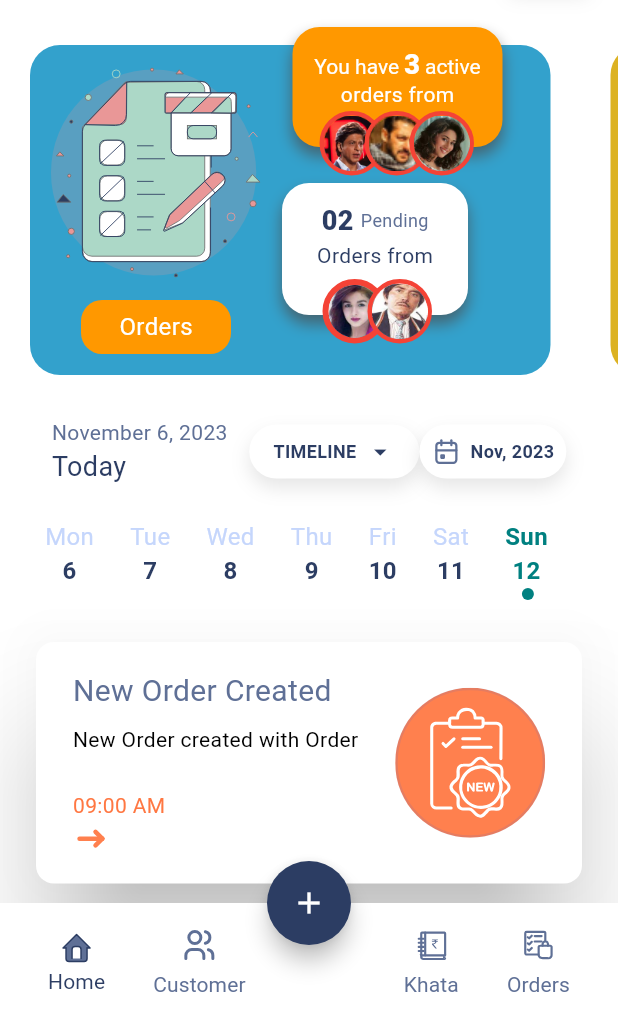
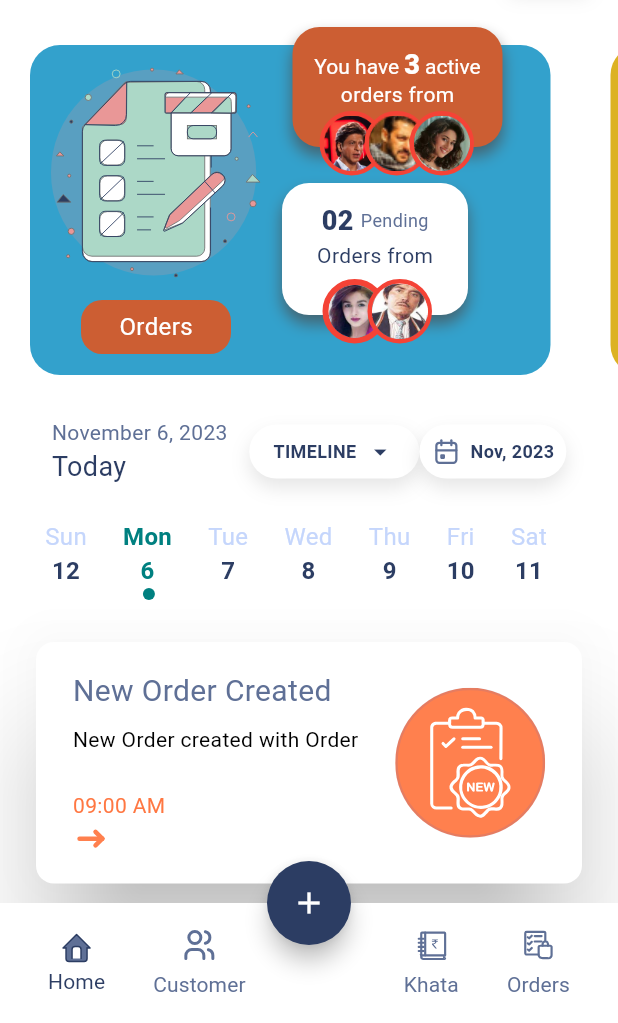
Before and after one commit to CodeCrypt05/Mypcot, a Flutter app: the screen it shows after launch, on a phone screen of 412 x 824 dp, the part 213-1236 px from its top. Run offline on Flutter 3.47's test engine with Material 2 defaults, Android fonts, the phone set to English and light mode, and no system bars; our stand-ins replace device_preview, flutter_svg, google_fonts, hexcolor, table_calendar.

Commit message:
final changes are done

```diff
--- a/lib/main.dart
+++ b/lib/main.dart
@@ -27,8 +27,7 @@ void main() {
     ),
   );
   SystemChrome.setSystemUIOverlayStyle(const SystemUiOverlayStyle(
-    statusBarColor:
-        Color.fromARGB(255, 255, 255, 255), // Change this to your desired color
+    statusBarColor: Color.fromARGB(255, 255, 255, 255),
   ));
 }
 
@@ -43,12 +42,12 @@ class MyApp extends StatelessWidget {
       title: 'Flutter Demo',
       theme: ThemeData(
         colorScheme: ColorScheme.light(
-            primary: Color.fromARGB(236, 255, 255, 255),
+            primary: const Color.fromARGB(236, 255, 255, 255),
             secondary: AppColors.blueLight,
-            background: Color.fromARGB(250, 255, 255, 255)),
+            background: const Color.fromARGB(250, 255, 255, 255)),
         useMaterial3: true,
       ),
-      home: HomeScreen(),
+      home: const HomeScreen(),
     );
   }
 }
--- a/lib/provider/change_tab.dart
+++ b/lib/provider/change_tab.dart
@@ -1,5 +1,4 @@
 import 'package:flutter/material.dart';
-import 'package:provider/provider.dart';
 
 class ChnageTab extends ChangeNotifier {
   int _index = 0;
--- a/lib/screens/home_screen.dart
+++ b/lib/screens/home_screen.dart
@@ -20,7 +20,7 @@ class HomeScreen extends StatefulWidget {
 }
 
 class _HomeScreenState extends State<HomeScreen> {
-  List<Widget> cardWidgets = [Card1(), Card2(), Card3()];
+  List<Widget> cardWidgets = [const Card1(), const Card2(), const Card3()];
 
   @override
   Widget build(BuildContext context) {
@@ -382,7 +382,7 @@ class _HomeScreenState extends State<HomeScreen> {
                     ],
                   ),
                 ),
-                SizedBox(height: 8),
+                const SizedBox(height: 8),
                 Container(
                   padding: const EdgeInsets.only(
                       left: 8, right: 8, top: 8, bottom: 8),
--- a/lib/utils/colors.dart
+++ b/lib/utils/colors.dart
@@ -7,7 +7,7 @@ class AppColors {
   static Color greenAccent = HexColor('#31CE95');
   static Color green = HexColor('#0F8181');
   static Color blueDeep = HexColor('#2C3D63');
-  static Color orange = HexColor("#343434");
+  static Color orange = HexColor("#CC5E33");
   static Color blue = HexColor('#234DDC');
   static Color blueLight = HexColor('#5F7096');
   static Color pink = HexColor('#CE316A');
--- a/lib/widgets/calendar.dart
+++ b/lib/widgets/calendar.dart
@@ -13,8 +13,13 @@ class Calendar extends StatefulWidget {
 
 class _CalendarState extends State<Calendar> {
   CalendarFormat week = CalendarFormat.week;
+
+  final DateTime dateTime = DateTime.now();
+  final DateFormat formatter = DateFormat('d');
+  late String formatted = formatter.format(dateTime);
+  late int currentDyIndex = int.parse(formatted);
+
   final int daysToShow = 7;
-  final int currentDayIndex = 3;
 
   String _getDayText(int dayIndex) {
     final currentDate = DateTime.now();
@@ -30,26 +35,26 @@ class _CalendarState extends State<Calendar> {
 
   @override
   Widget build(BuildContext context) {
+    final currentDate = DateTime.now();
     return ListView.builder(
       itemCount: daysToShow,
       scrollDirection: Axis.horizontal,
       itemBuilder: (BuildContext context, int index) {
-        final dayIndex = (currentDayIndex - (daysToShow ~/ 2) + index) % 7;
-        final isToday = dayIndex == 6;
+        final dayIndex = (currentDate.day + index) % 7;
+        final isToday = dayIndex == 0;
 
         final dayText = _getDayText(dayIndex);
         final day = dayText.split('\n')[0];
         final date = dayText.split('\n')[1];
 
-        return Expanded(
-          child: Container(
+        return Container(
           margin: const EdgeInsets.only(left: 10, right: 10),
           child: Column(
             mainAxisAlignment: MainAxisAlignment.start,
             children: <Widget>[
               Container(
                 alignment: Alignment.center,
-                  padding: EdgeInsets.only(left: 4),
+                padding: const EdgeInsets.only(left: 4),
                 child: Column(
                   children: [
                     Text(
@@ -87,7 +92,7 @@ class _CalendarState extends State<Calendar> {
                 Container(
                   width: 8.0,
                   height: 8.0,
-                    margin: EdgeInsets.only(left: 6),
+                  margin: const EdgeInsets.only(left: 6),
                   decoration: BoxDecoration(
                     shape: BoxShape.circle,
                     color: HexColor('#008080'),
@@ -95,7 +100,6 @@ class _CalendarState extends State<Calendar> {
                 ),
             ],
           ),
-          ),
         );
       },
     );
--- a/lib/widgets/display_cards/card1.dart
+++ b/lib/widgets/display_cards/card1.dart
@@ -1,6 +1,7 @@
 import 'package:flutter/material.dart';
 import 'package:flutter_svg/svg.dart';
 import 'package:google_fonts/google_fonts.dart';
+import 'package:hexcolor/hexcolor.dart';
 import 'package:mypcot_app/utils/colors.dart';
 import 'package:mypcot_app/utils/constants.dart';
 
@@ -9,9 +10,7 @@ class Card1 extends StatelessWidget {
 
   @override
   Widget build(BuildContext context) {
-    return Container(
-      // color: Colors.pinkAccent,
-      child: Stack(
+    return Stack(
       alignment: Alignment.topRight,
       children: [
         Container(
@@ -23,9 +22,7 @@ class Card1 extends StatelessWidget {
           child: Row(
             mainAxisAlignment: MainAxisAlignment.spaceBetween,
             children: [
-                Container(
-                  // color: Colors.green,
-                  child: Column(
+              Column(
                 children: [
                   Expanded(
                     child: Container(
@@ -47,7 +44,7 @@ class Card1 extends StatelessWidget {
                       margin: const EdgeInsets.only(bottom: 14),
                       alignment: Alignment.center,
                       decoration: BoxDecoration(
-                            color: Colors.orange,
+                        color: HexColor('#CC5E33'),
                         borderRadius: BorderRadius.circular(14),
                         shape: BoxShape.rectangle,
                       ),
@@ -63,7 +60,6 @@ class Card1 extends StatelessWidget {
                     ),
                   ),
                 ],
-                  ),
               ),
               // Card tag 2
               Container(
@@ -100,8 +96,7 @@ class Card1 extends StatelessWidget {
                                 ),
                                 child: Column(
                                   mainAxisAlignment: MainAxisAlignment.start,
-                                    crossAxisAlignment:
-                                        CrossAxisAlignment.center,
+                                  crossAxisAlignment: CrossAxisAlignment.center,
                                   children: [
                                     Row(
                                       mainAxisAlignment:
@@ -148,7 +143,7 @@ class Card1 extends StatelessWidget {
                     ),
                     Container(
                       // color: const Color.fromARGB(115, 0, 0, 0),
-                        padding: EdgeInsets.only(bottom: 20),
+                      padding: const EdgeInsets.only(bottom: 20),
                       margin: const EdgeInsets.only(right: 74),
                       alignment: Alignment.topLeft,
                       child: Column(
@@ -222,7 +217,7 @@ class Card1 extends StatelessWidget {
                     height: 80,
                     alignment: Alignment.center,
                     decoration: BoxDecoration(
-                        color: Colors.orange,
+                      color: HexColor('#CC5E33'),
                       borderRadius: BorderRadius.circular(18),
                       shape: BoxShape.rectangle,
                       boxShadow: const [
@@ -368,7 +363,6 @@ class Card1 extends StatelessWidget {
           ],
         )
       ],
-      ),
     );
   }
 }
--- a/lib/widgets/display_cards/card2.dart
+++ b/lib/widgets/display_cards/card2.dart
@@ -9,9 +9,7 @@ class Card2 extends StatelessWidget {
 
   @override
   Widget build(BuildContext context) {
-    return Container(
-      // color: Colors.pinkAccent,
-      child: Stack(
+    return Stack(
       alignment: Alignment.topRight,
       children: [
         Container(
@@ -23,9 +21,7 @@ class Card2 extends StatelessWidget {
           child: Row(
             mainAxisAlignment: MainAxisAlignment.spaceAround,
             children: [
-                Container(
-                  // color: Colors.green,
-                  child: Column(
+              Column(
                 children: [
                   Expanded(
                     child: Container(
@@ -65,7 +61,6 @@ class Card2 extends StatelessWidget {
                   ),
                 ],
               ),
-                ),
               // Card tag 2
               Container(
                 // color: Colors.pinkAccent,
@@ -103,8 +98,7 @@ class Card2 extends StatelessWidget {
                                 ),
                                 child: Column(
                                   mainAxisAlignment: MainAxisAlignment.start,
-                                    crossAxisAlignment:
-                                        CrossAxisAlignment.start,
+                                  crossAxisAlignment: CrossAxisAlignment.start,
                                   children: [
                                     Row(
                                       mainAxisAlignment:
@@ -165,8 +159,7 @@ class Card2 extends StatelessWidget {
                                 ),
                                 child: Column(
                                   mainAxisAlignment: MainAxisAlignment.start,
-                                    crossAxisAlignment:
-                                        CrossAxisAlignment.start,
+                                  crossAxisAlignment: CrossAxisAlignment.start,
                                   children: [
                                     Row(
                                       mainAxisAlignment:
@@ -293,7 +286,7 @@ class Card2 extends StatelessWidget {
                         height: 44,
                         width: 106,
                         // color: Colors.amber,
-                          margin: EdgeInsets.only(right: 16),
+                        margin: const EdgeInsets.only(right: 16),
                         child: Stack(
                           children: [
                             Container(
@@ -361,7 +354,6 @@ class Card2 extends StatelessWidget {
           ],
         )
       ],
-      ),
     );
   }
 }
```
Also changed, not shown: lib/widgets/display_cards/card3.dart (+17 -25 lines). Lines whose indentation alone changed are shown as unchanged.
